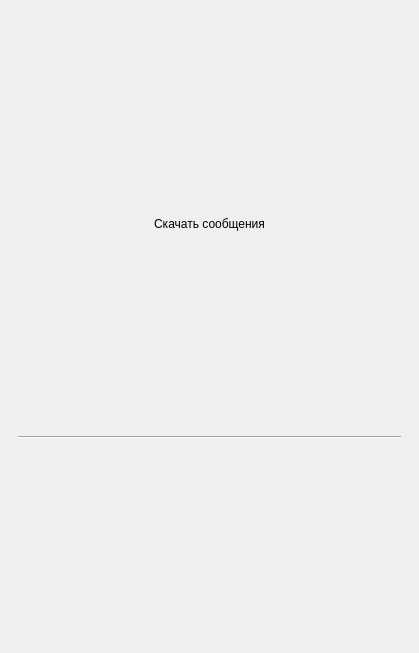
First picture: the form in mainwindow.ui, repository idec-net/cutiefeed, before the edit.
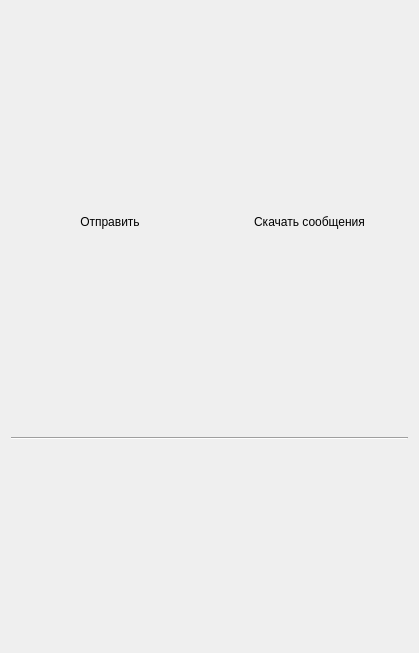
Second picture: the form after the edit.

What changed in the file:
```diff
--- a/mainwindow.ui
+++ b/mainwindow.ui
@@ -33,6 +33,33 @@
         </rect>
        </property>
        <layout class="QVBoxLayout" name="verticalLayout">
+        <property name="spacing">
+         <number>2</number>
+        </property>
+        <property name="leftMargin">
+         <number>2</number>
+        </property>
+        <property name="topMargin">
+         <number>0</number>
+        </property>
+        <property name="rightMargin">
+         <number>2</number>
+        </property>
+        <property name="bottomMargin">
+         <number>0</number>
+        </property>
+        <item>
+         <layout class="QHBoxLayout" name="horizontalLayout">
+          <item>
+           <widget class="QPushButton" name="pushButton_2">
+            <property name="text">
+             <string>Отправить</string>
+            </property>
+            <property name="flat">
+             <bool>true</bool>
+            </property>
+           </widget>
+          </item>
         <item>
          <widget class="QPushButton" name="pushButton">
           <property name="text">
@@ -42,6 +69,8 @@
            <bool>true</bool>
           </property>
          </widget>
+          </item>
+         </layout>
         </item>
         <item>
          <widget class="Line" name="line">
```
Lines whose indentation alone changed are shown as unchanged.
